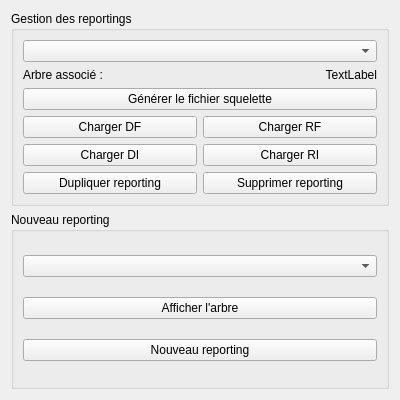
Qt form formmanagereportings.ui (GiPiLab/ProtonClassicSuite) before a commit.
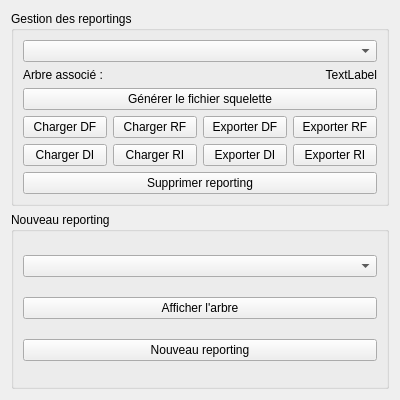
The same form after that commit.

Commit message: Reporting exploration logic is done

Diff of the .ui file:
```diff
--- a/formmanagereportings.ui
+++ b/formmanagereportings.ui
@@ -20,13 +20,6 @@
       <string>Gestion des reportings</string>
      </property>
      <layout class="QGridLayout" name="gridLayout">
-      <item row="2" column="0" colspan="2">
-       <widget class="QPushButton" name="pushButtonExportLeaves">
-        <property name="text">
-         <string>Générer le fichier squelette</string>
-        </property>
-       </widget>
-      </item>
       <item row="4" column="1">
        <widget class="QPushButton" name="pushButtonLoadRI">
         <property name="text">
@@ -48,16 +41,6 @@
         </property>
        </widget>
       </item>
-      <item row="0" column="0" colspan="2">
-       <widget class="QComboBox" name="comboListOfReportings"/>
-      </item>
-      <item row="3" column="0">
-       <widget class="QPushButton" name="pushButtonLoadDF">
-        <property name="text">
-         <string>Charger DF</string>
-        </property>
-       </widget>
-      </item>
       <item row="1" column="0">
        <widget class="QLabel" name="label">
         <property name="text">
@@ -65,7 +48,49 @@
         </property>
        </widget>
       </item>
-      <item row="1" column="1">
+      <item row="3" column="0">
+       <widget class="QPushButton" name="pushButtonLoadDF">
+        <property name="text">
+         <string>Charger DF</string>
+        </property>
+       </widget>
+      </item>
+      <item row="3" column="2">
+       <widget class="QPushButton" name="pushButtonExportDF">
+        <property name="text">
+         <string>Exporter DF</string>
+        </property>
+       </widget>
+      </item>
+      <item row="3" column="3">
+       <widget class="QPushButton" name="pushButtonExportRF">
+        <property name="text">
+         <string>Exporter RF</string>
+        </property>
+       </widget>
+      </item>
+      <item row="4" column="2">
+       <widget class="QPushButton" name="pushButtonExportDI">
+        <property name="text">
+         <string>Exporter DI</string>
+        </property>
+       </widget>
+      </item>
+      <item row="4" column="3">
+       <widget class="QPushButton" name="pushButtonExportRI">
+        <property name="text">
+         <string>Exporter RI</string>
+        </property>
+       </widget>
+      </item>
+      <item row="2" column="0" colspan="4">
+       <widget class="QPushButton" name="pushButtonExportLeaves">
+        <property name="text">
+         <string>Générer le fichier squelette</string>
+        </property>
+       </widget>
+      </item>
+      <item row="1" column="1" colspan="3">
        <widget class="QLabel" name="labelTreeName">
         <property name="text">
          <string>TextLabel</string>
@@ -75,14 +100,10 @@
         </property>
        </widget>
       </item>
-      <item row="5" column="0">
-       <widget class="QPushButton" name="pushButtonDuplicateReporting">
-        <property name="text">
-         <string>Dupliquer reporting</string>
-        </property>
-       </widget>
+      <item row="0" column="0" colspan="4">
+       <widget class="QComboBox" name="comboListOfReportings"/>
       </item>
-      <item row="5" column="1">
+      <item row="5" column="0" colspan="4">
        <widget class="QPushButton" name="pushButtonDeleteReporting">
         <property name="text">
          <string>Supprimer reporting</string>
```
The commit also changes 11 other files.
